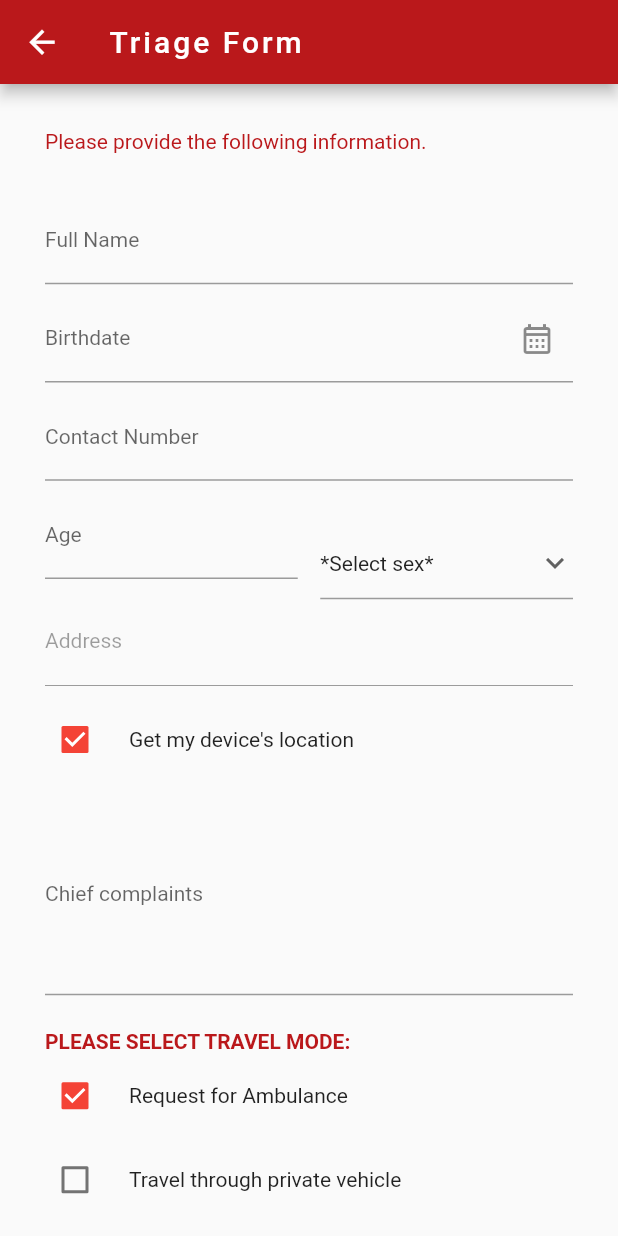
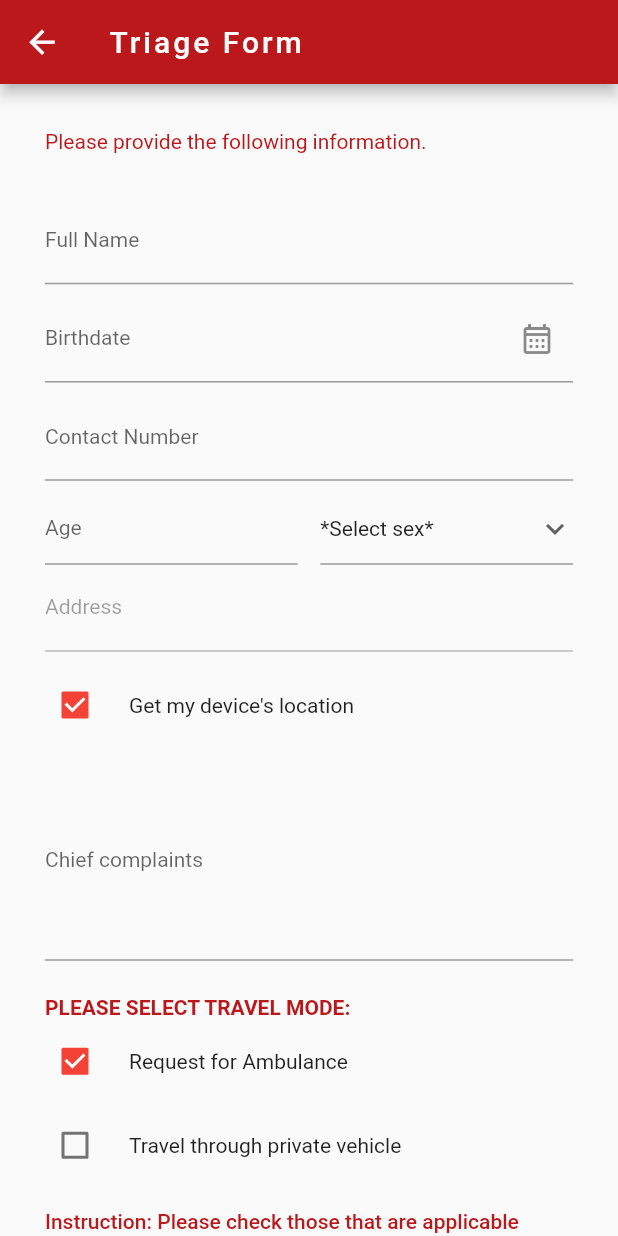
Before and after one commit to clairevillaret/MedIC-App, a Flutter app: the TriageForm screen opened directly, on a phone screen of 412 x 824 dp. Run offline on Flutter 3.47's test engine with Material 2 defaults, Android fonts, the phone set to English and light mode, and no system bars; our stand-ins replace cloud_firestore, connectivity_plus, dio, firebase_auth, firebase_core, firebase_database and 4 more; missing offline and left inert: cloud_firestore_web, firebase_auth_web, firebase_core_web, firebase_database_web, geolocator_web; accounts and stored records are empty.

Commit message:
fixed UI

```diff
--- a/lib/user side/triage_form.dart
+++ b/lib/user side/triage_form.dart
@@ -284,6 +284,7 @@ class _TriageFormState extends State<TriageForm> {
                         decoration: const InputDecoration(
                           labelText: 'Age',
                           labelStyle: TextStyle(fontSize: 14),
+                          contentPadding: EdgeInsets.all(0.0),
                         ),
                         validator: (value){
                           if(value == null || value.isEmpty){
@@ -304,9 +305,10 @@ class _TriageFormState extends State<TriageForm> {
                     ),
                     const SizedBox(width: 15.0,),
                     Expanded(
-                      child: Padding(
-                        padding: const EdgeInsets.only(top: 23.0),
                       child: DropdownButtonFormField<String>(
+                        decoration: const InputDecoration(
+                            contentPadding: EdgeInsets.all(0.0)
+                        ),
                         value: selectedSex,
                         icon: const Icon(Icons.keyboard_arrow_down),
                         items: sex.map((String items) {
@@ -320,7 +322,6 @@ class _TriageFormState extends State<TriageForm> {
                             selectedSex = newValue!;
                           });
                         },
-                        ),
                       ),
                     ),
                   ],
```
Also changed, not shown: lib/user side/self_page.dart (+4 -3 lines), lib/user side/signup_page.dart (+18 -8 lines). Lines whose indentation alone changed are shown as unchanged.
